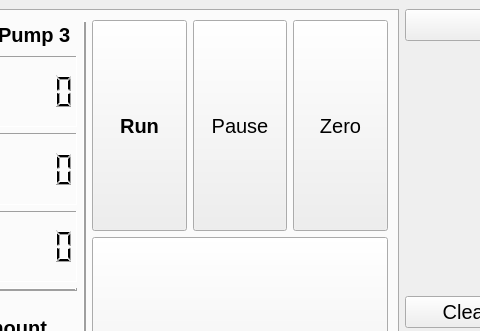
Above: SOFTWARE/poseidon_controller_gui.ui from finnock/poseidon before the change; both pictures show x 394 to 874 and y 0 to 331 of the 1060 by 601 pixel window. Below: the same form after it.
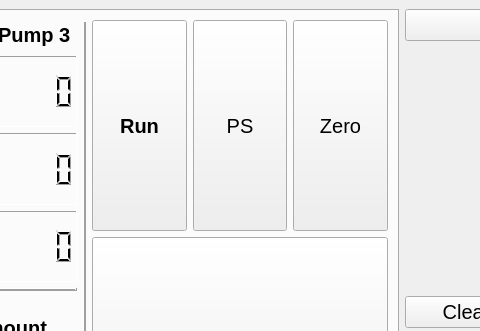
That is the form after the change. Icons and pictures are not drawn.

The edit to the form file:
```diff
--- a/SOFTWARE/poseidon_controller_gui.ui
+++ b/SOFTWARE/poseidon_controller_gui.ui
@@ -685,7 +685,7 @@
                  </sizepolicy>
                 </property>
                 <property name="text">
-                 <string>Pause</string>
+                 <string>PS</string>
                 </property>
                </widget>
               </item>
```
